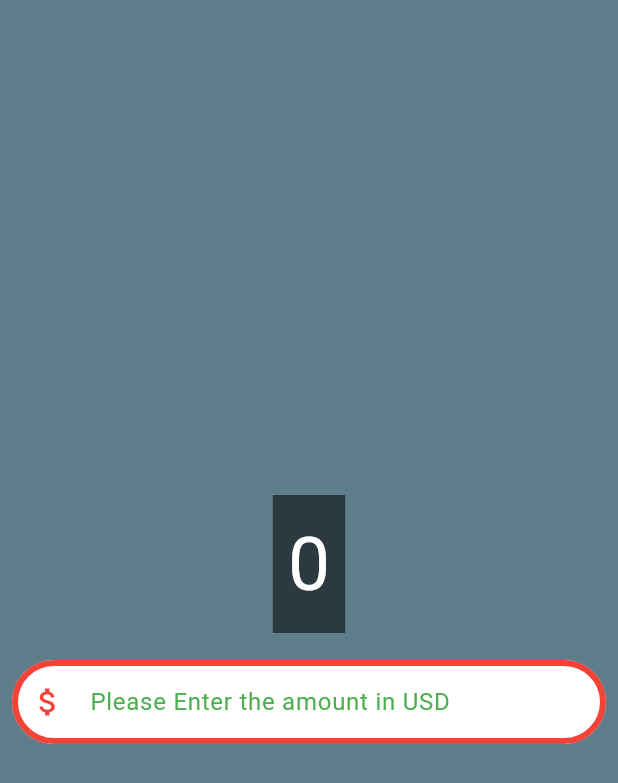
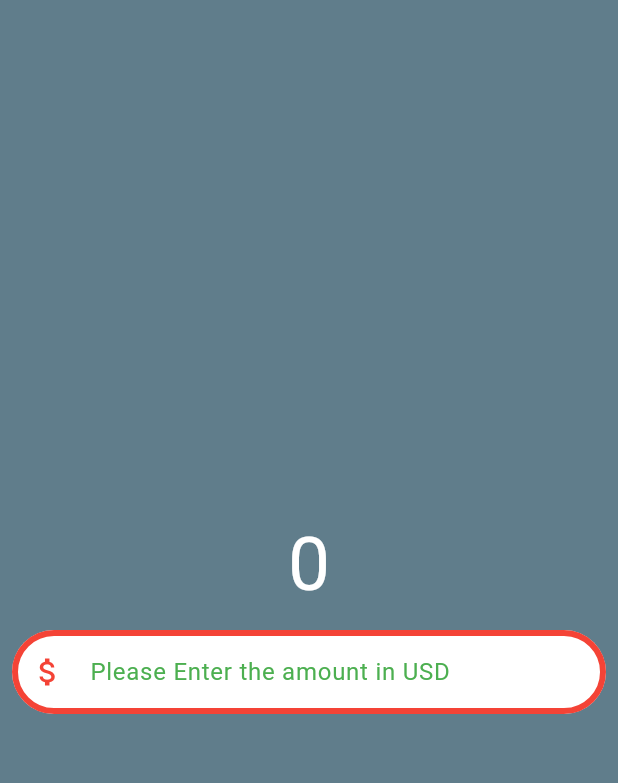
Before and after one commit to DragonEmperor9480/currency_converter, a Flutter app: the screen it shows after launch, on a phone screen of 412 x 824 dp. Shown: the top 783 px of the screen. Run offline on Flutter 3.47's test engine with Material 3 defaults, Android fonts, the phone set to English and light mode, and no system bars.

Commit message:
drop the Text Container and its properties

```diff
--- a/lib/currency_converter_material_design.dart
+++ b/lib/currency_converter_material_design.dart
@@ -18,17 +18,12 @@ class CurrencyConverterMaterialPage extends StatelessWidget {
         child: Column(
           mainAxisAlignment: MainAxisAlignment.center,
           children: [
-            Container(
-              padding: const EdgeInsets.all(10),
-              margin: const EdgeInsets.all(10),
-              color: Colors.black54,
-              child: Text(
-                "0",
-                style: TextStyle(
-                  fontSize: 50,
-                  fontWeight: FontWeight.normal,
-                  color: Color.fromARGB(255, 255, 255, 255),
-                ),
+            Text(
+              "0",
+              style: TextStyle(
+                fontSize: 50,
+                fontWeight: FontWeight.normal,
+                color: Color.fromARGB(255, 255, 255, 255),
               ),
             ),
             //margin: it deals with the stuff outside the container.
```
